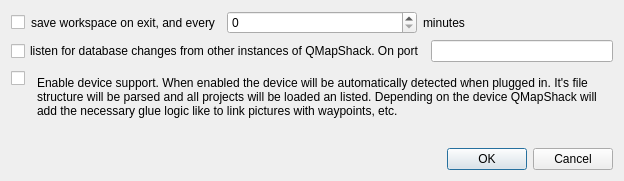
Above: src/qmapshack/gis/db/ISetupWorkspace.ui from Maproom/qmapshack before the change. Below: the same form after it.
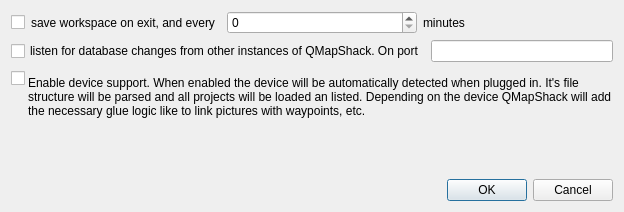
That is the form after the change.

The edit to the form file:
```diff
--- a/src/qmapshack/gis/db/ISetupWorkspace.ui
+++ b/src/qmapshack/gis/db/ISetupWorkspace.ui
@@ -7,7 +7,7 @@
     <x>0</x>
     <y>0</y>
     <width>624</width>
-    <height>181</height>
+    <height>212</height>
    </rect>
   </property>
   <property name="windowTitle">
@@ -68,8 +68,14 @@
    </item>
    <item>
     <layout class="QHBoxLayout" name="horizontalLayout_3">
+     <property name="spacing">
+      <number>3</number>
+     </property>
      <item>
       <layout class="QVBoxLayout" name="verticalLayout">
+       <property name="spacing">
+        <number>0</number>
+       </property>
        <property name="topMargin">
         <number>3</number>
        </property>
@@ -93,7 +99,7 @@
          </property>
          <property name="sizeHint" stdset="0">
           <size>
-           <width>20</width>
+           <width>5</width>
            <height>40</height>
           </size>
          </property>
```
